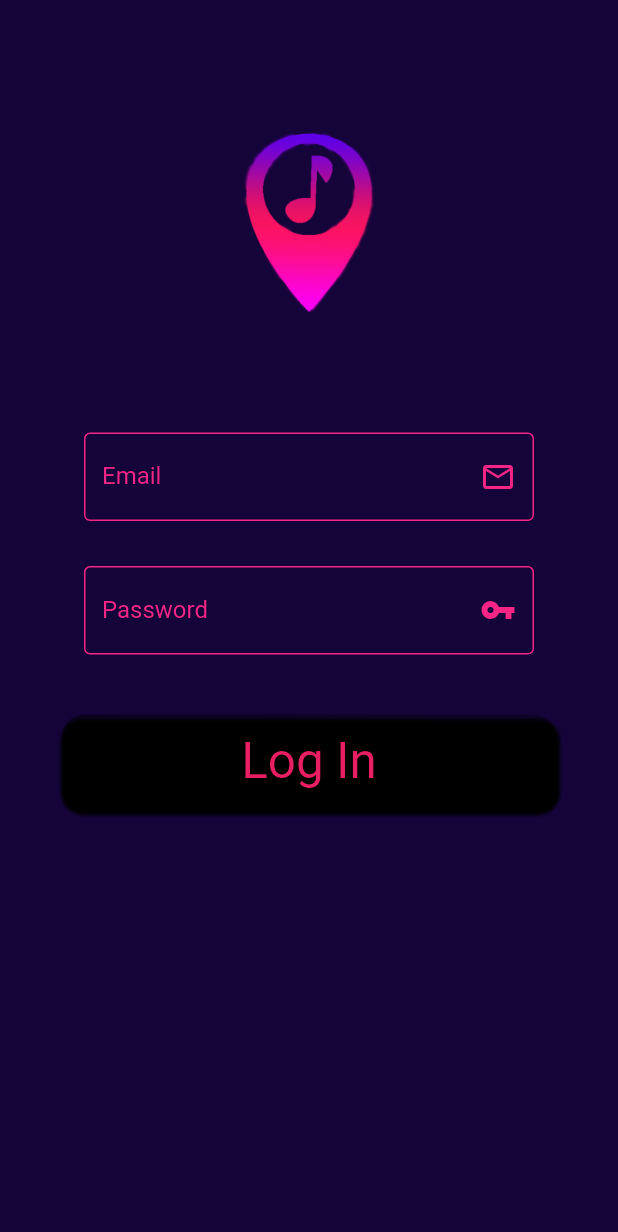
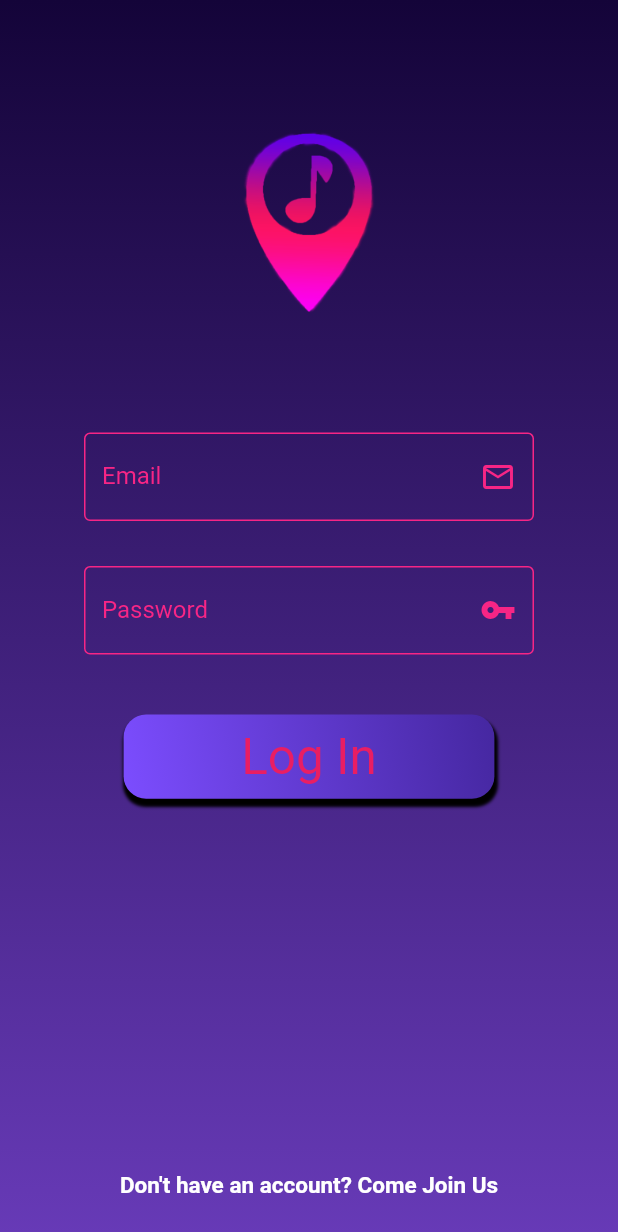
Before and after one commit to guccisekspir/animated_login_screen, a Flutter app: the screen it shows after launch, on a phone screen of 412 x 824 dp. Shown: the top 1232 px of the screen. Run offline on Flutter 3.47's test engine with Material 2 defaults, Android fonts, the phone set to English and light mode, and no system bars.

Commit message:
changed login button added gradient to scaffold body

```diff
--- a/lib/pages/loginScreen.dart
+++ b/lib/pages/loginScreen.dart
@@ -38,8 +38,18 @@ class _LoginScreenState extends State<LoginScreen> {
   Widget build(BuildContext context) {
     return isMounted
         ? Scaffold(
-            backgroundColor: Theme.of(context).accentColor,
-            body: Stack(
+            body: Container(
+              decoration: BoxDecoration(
+                gradient: LinearGradient(
+                  begin: Alignment.topRight,
+                  end: Alignment.bottomRight,
+                  colors: [
+                    Theme.of(context).accentColor,
+                    Colors.deepPurple
+                  ]
+                )
+              ),
+              child: Stack(
                 alignment: AlignmentDirectional.center,
                 children: [
                   Positioned(
@@ -72,8 +82,24 @@ class _LoginScreenState extends State<LoginScreen> {
                         submitButton(isLogin: true,height: _sizeHelper.height)
                       ],
                     ),),
+                 Positioned(
+                   bottom: 25,
+                   child: Padding(
+                     padding: const EdgeInsets.symmetric(horizontal: 20),
+                     child: Container(
+                       width: _sizeHelper.width,
+
+                       child: Text(
+                         "Don't have an account? Come Join Us",
+                         textAlign: TextAlign.center,
+                         style: TextStyle(color: Colors.white,fontSize: 15,fontWeight: FontWeight.bold),
+                       ),
+                     ),
+                   ),
+                 )
 
                 ],
+              ),
             ),
           )
         : Container(
--- a/lib/widgets/myEntryField.dart
+++ b/lib/widgets/myEntryField.dart
@@ -48,8 +48,8 @@ Widget submitButton(
         debugPrint("validate");
       },
       child: Container(
-        height: height*0.075,
-        width: height*0.4,
+        height: height*0.068,
+        width: height*0.3,
 
         decoration: BoxDecoration(
           boxShadow: [
@@ -60,8 +60,8 @@ Widget submitButton(
               begin: Alignment.bottomLeft,
               end: Alignment.topRight,
             colors: [
-              Colors.black45,
-              Colors.black26
+              Colors.deepPurpleAccent,
+              Colors.deepPurple.shade800
             ]
           ),
           borderRadius: BorderRadius.circular(15)
```
Lines whose indentation alone changed are shown as unchanged.
